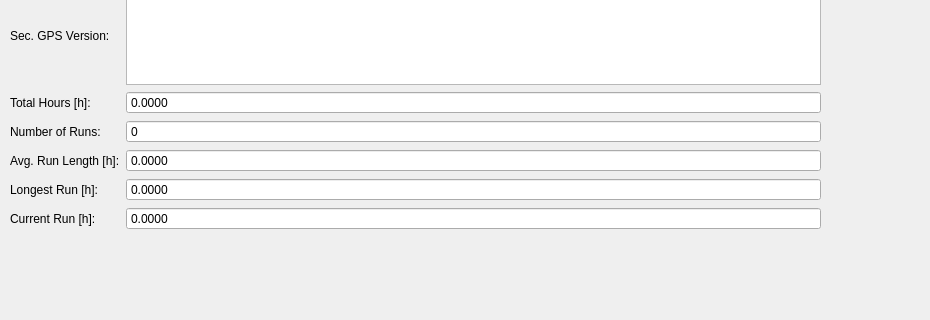
jmaye/libposlv, file src/lib/visualization/VersionControl.ui: the form before one commit; both pictures show x 0 to 930 and y 234 to 554 of the 930 by 800 pixel window.
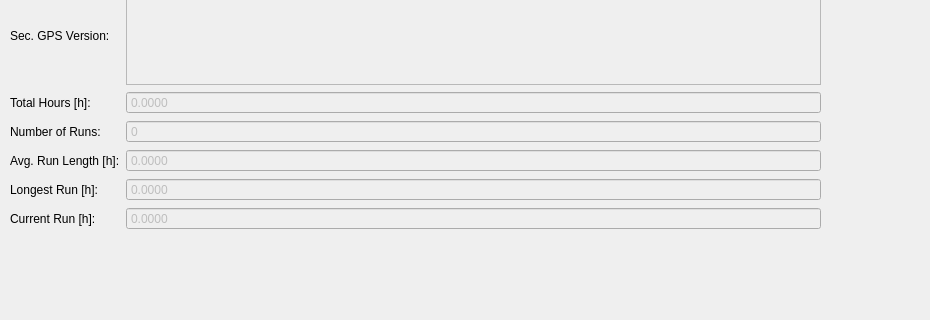
The form after the commit.

The edit to the form file:
```diff
--- a/src/lib/visualization/VersionControl.ui
+++ b/src/lib/visualization/VersionControl.ui
@@ -53,6 +53,9 @@
     </item>
     <item row="3" column="1">
      <widget class="QDoubleSpinBox" name="totHoursSpinBox">
+      <property name="enabled">
+       <bool>false</bool>
+      </property>
       <property name="readOnly">
        <bool>true</bool>
       </property>
@@ -76,6 +79,9 @@
     </item>
     <item row="4" column="1">
      <widget class="QSpinBox" name="runsNbrSpinBox">
+      <property name="enabled">
+       <bool>false</bool>
+      </property>
       <property name="readOnly">
        <bool>true</bool>
       </property>
@@ -96,6 +102,9 @@
     </item>
     <item row="5" column="1">
      <widget class="QDoubleSpinBox" name="avgRunLengthSpinBox">
+      <property name="enabled">
+       <bool>false</bool>
+      </property>
       <property name="readOnly">
        <bool>true</bool>
       </property>
@@ -119,6 +128,9 @@
     </item>
     <item row="6" column="1">
      <widget class="QDoubleSpinBox" name="longestRunSpinBox">
+      <property name="enabled">
+       <bool>false</bool>
+      </property>
       <property name="readOnly">
        <bool>true</bool>
       </property>
@@ -142,6 +154,9 @@
     </item>
     <item row="7" column="1">
      <widget class="QDoubleSpinBox" name="currentRunSpinBox">
+      <property name="enabled">
+       <bool>false</bool>
+      </property>
       <property name="readOnly">
        <bool>true</bool>
       </property>
@@ -158,6 +173,9 @@
     </item>
     <item row="1" column="1">
      <widget class="QTextEdit" name="primGPSVerText">
+      <property name="enabled">
+       <bool>false</bool>
+      </property>
       <property name="readOnly">
        <bool>true</bool>
       </property>
@@ -165,6 +183,9 @@
     </item>
     <item row="2" column="1">
      <widget class="QTextEdit" name="secGPSVerText">
+      <property name="enabled">
+       <bool>false</bool>
+      </property>
       <property name="readOnly">
        <bool>true</bool>
       </property>
@@ -172,6 +193,9 @@
     </item>
     <item row="0" column="1">
      <widget class="QTextEdit" name="sysVerText">
+      <property name="enabled">
+       <bool>false</bool>
+      </property>
       <property name="readOnly">
        <bool>true</bool>
       </property>
```
